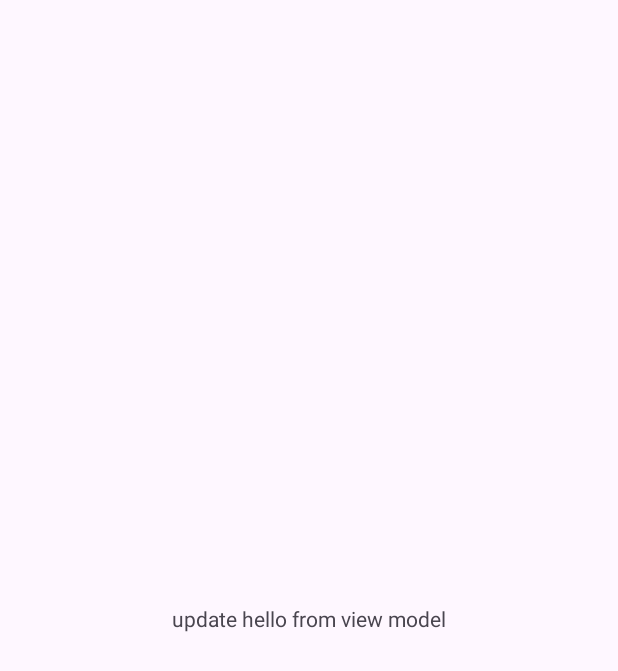
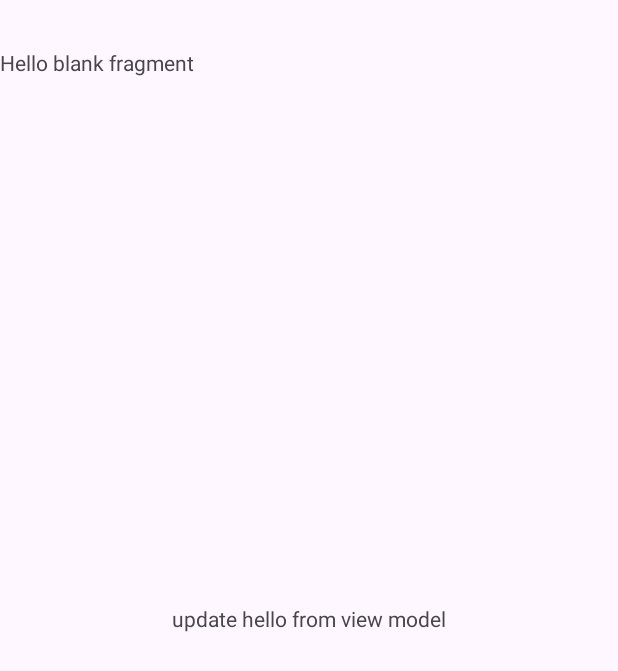
Before and after one commit to aymanibaida/nit3213h2b3, an Android app: the screen it shows after launch (MainActivity), on a phone screen of 412 x 824 dp. Shown: the top 671 px of the screen. Run offline under Robolectric (Android 15) with nearby library versions, the phone set to English and light mode, and no system bars.

Commit message:
L4 fragments

```diff
--- a/app/build.gradle.kts
+++ b/app/build.gradle.kts
@@ -43,6 +43,7 @@ dependencies {
     implementation(libs.material)
     implementation(libs.androidx.activity)
     implementation(libs.androidx.constraintlayout)
+    implementation(libs.androidx.fragment)
     testImplementation(libs.junit)
     androidTestImplementation(libs.androidx.junit)
     androidTestImplementation(libs.androidx.espresso.core)
--- /dev/null
+++ b/app/src/main/java/com/example/mynit32132b3/UI/LoginFragment.kt
@@ -0,0 +1,60 @@
+package com.example.mynit32132b3.UI
+
+import android.os.Bundle
+import androidx.fragment.app.Fragment
+import android.view.LayoutInflater
+import android.view.View
+import android.view.ViewGroup
+import com.example.mynit32132b3.R
+
+// TODO: Rename parameter arguments, choose names that match
+// the fragment initialization parameters, e.g. ARG_ITEM_NUMBER
+private const val ARG_PARAM1 = "param1"
+private const val ARG_PARAM2 = "param2"
+
+/**
+ * A simple [Fragment] subclass.
+ * Use the [LoginFragment.newInstance] factory method to
+ * create an instance of this fragment.
+ */
+class LoginFragment : Fragment() {
+    // TODO: Rename and change types of parameters
+    private var param1: String? = null
+    private var param2: String? = null
+
+    override fun onCreate(savedInstanceState: Bundle?) {
+        super.onCreate(savedInstanceState)
+        arguments?.let {
+            param1 = it.getString(ARG_PARAM1)
+            param2 = it.getString(ARG_PARAM2)
+        }
+    }
+
+    override fun onCreateView(
+        inflater: LayoutInflater, container: ViewGroup?,
+        savedInstanceState: Bundle?
+    ): View? {
+        // Inflate the layout for this fragment
+        return inflater.inflate(R.layout.fragment_login, container, false)
+    }
+
+    companion object {
+        /**
+         * Use this factory method to create a new instance of
+         * this fragment using the provided parameters.
+         *
+         * @param param1 Parameter 1.
+         * @param param2 Parameter 2.
+         * @return A new instance of fragment LoginFragment.
+         */
+        // TODO: Rename and change types and number of parameters
+        @JvmStatic
+        fun newInstance(param1: String, param2: String) =
+            LoginFragment().apply {
+                arguments = Bundle().apply {
+                    putString(ARG_PARAM1, param1)
+                    putString(ARG_PARAM2, param2)
+                }
+            }
+    }
+}
--- a/app/src/main/java/com/example/mynit32132b3/UI/MainActivity.kt
+++ b/app/src/main/java/com/example/mynit32132b3/UI/MainActivity.kt
@@ -21,7 +21,10 @@ class MainActivity : AppCompatActivity() {
 
         findViewById<TextView>(R.id.textView2).text=viewmodel.greetingtext
 
-
+        supportFragmentManager.beginTransaction()
+            .setReorderingAllowed(true)
+            .add(R.id.fragmentContainerView2,LoginFragment::class.java,null,"LoginFragment")
+            .commit()
     }
 
 
--- a/app/src/main/res/layout/activity_main.xml
+++ b/app/src/main/res/layout/activity_main.xml
@@ -19,4 +19,12 @@
         app:layout_constraintStart_toStartOf="parent"
         app:layout_constraintTop_toTopOf="parent"
         app:layout_constraintVertical_bias="0.5" />
+
+    <androidx.fragment.app.FragmentContainerView
+        android:id="@+id/fragmentContainerView2"
+        android:layout_width="match_parent"
+        android:layout_height="400dp"
+        android:layout_marginTop="32dp"
+        app:layout_constraintStart_toStartOf="parent"
+        app:layout_constraintTop_toTopOf="parent" />
 </androidx.constraintlayout.widget.ConstraintLayout>
--- /dev/null
+++ b/app/src/main/res/layout/fragment_login.xml
@@ -0,0 +1,14 @@
+<?xml version="1.0" encoding="utf-8"?>
+<FrameLayout xmlns:android="http://schemas.android.com/apk/res/android"
+    xmlns:tools="http://schemas.android.com/tools"
+    android:layout_width="match_parent"
+    android:layout_height="match_parent"
+    tools:context=".UI.LoginFragment">
+
+    <!-- TODO: Update blank fragment layout -->
+    <TextView
+        android:layout_width="match_parent"
+        android:layout_height="match_parent"
+        android:text="@string/hello_blank_fragment" />
+
+</FrameLayout>
--- a/app/src/main/res/values/strings.xml
+++ b/app/src/main/res/values/strings.xml
@@ -1,4 +1,6 @@
 <resources>
     <string name="app_name">mynit32132b3</string>
     <string name="mainactivitytextview"> Hello from resources</string>
+    <!-- TODO: Remove or change this placeholder text -->
+    <string name="hello_blank_fragment">Hello blank fragment</string>
 </resources>
--- a/gradle/libs.versions.toml
+++ b/gradle/libs.versions.toml
@@ -9,6 +9,7 @@ appcompat = "1.7.1"
 material = "1.13.0"
 activity = "1.11.0"
 constraintlayout = "2.2.1"
+fragment = "1.8.9"
 
 [libraries]
 androidx-core-ktx = { group = "androidx.core", name = "core-ktx", version.ref = "coreKtx" }
@@ -19,6 +20,7 @@ androidx-appcompat = { group = "androidx.appcompat", name = "appcompat", version
 material = { group = "com.google.android.material", name = "material", version.ref = "material" }
 androidx-activity = { group = "androidx.activity", name = "activity", version.ref = "activity" }
 androidx-constraintlayout = { group = "androidx.constraintlayout", name = "constraintlayout", version.ref = "constraintlayout" }
+androidx-fragment = { group = "androidx.fragment", name = "fragment", version.ref = "fragment" }
 
 [plugins]
 android-application = { id = "com.android.application", version.ref = "agp" }
```
